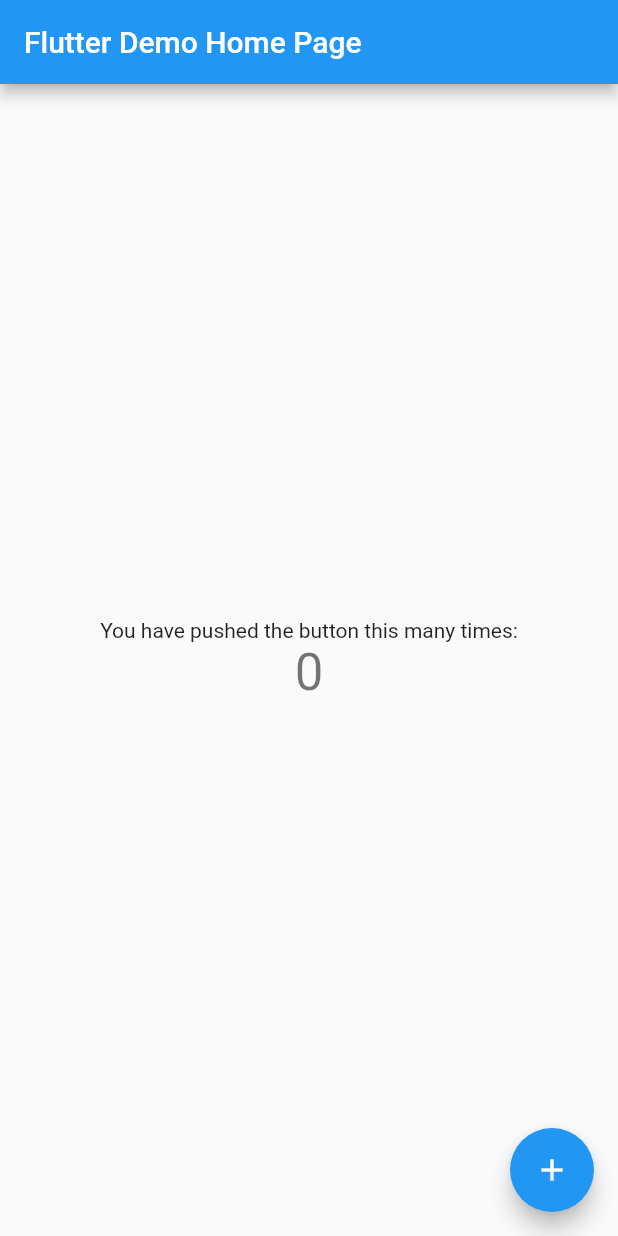
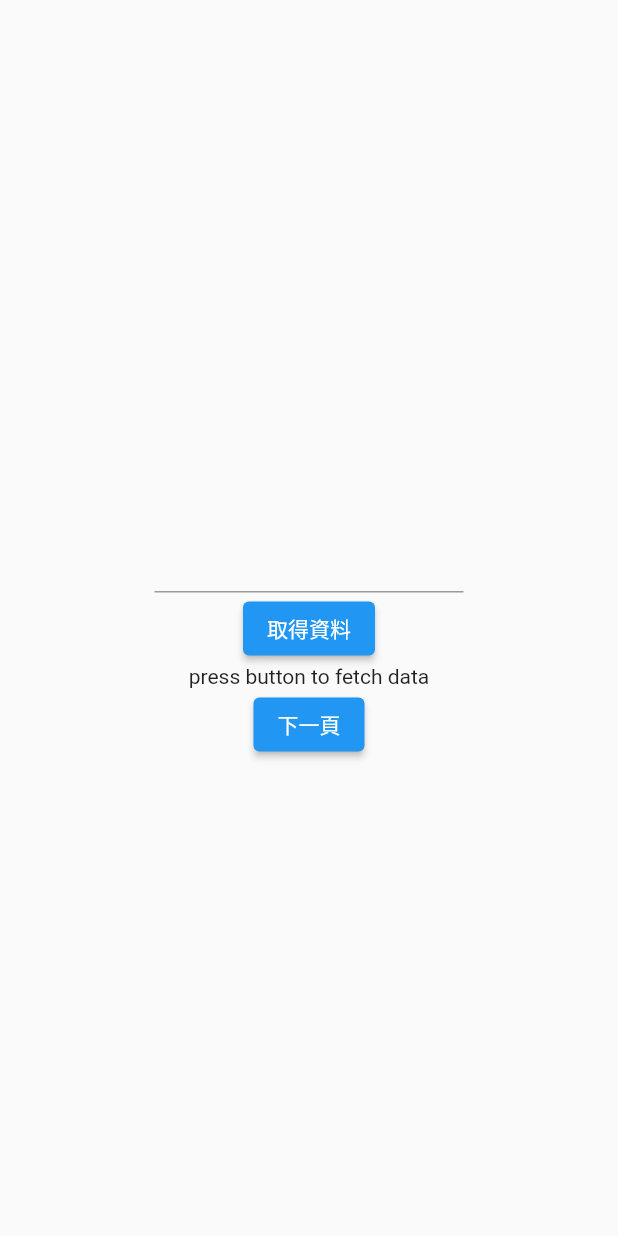
Before and after one commit to Ignacio1110/flutter-network-example, a Flutter app: the screen it shows after launch, on a phone screen of 412 x 824 dp. Run offline on Flutter 3.47's test engine with Material 2 defaults, Android fonts, the phone set to English and light mode, and no system bars; our stand-ins replace dio, flutter_riverpod, logger, retrofit; generated files the repository leaves out were written again.

Commit message:
feat( use river_pod)

```diff
--- /dev/null
+++ b/lib/api/student.dart
@@ -0,0 +1,22 @@
+import 'package:json_annotation/json_annotation.dart';
+
+part 'student.g.dart';
+
+@JsonSerializable()
+class Student {
+  String? id;
+  String? name;
+  String? avatar;
+  String? createdAt;
+
+  Student({this.id, this.name, this.avatar, this.createdAt});
+
+  factory Student.fromJson(Map<String, dynamic> json) =>
+      _$StudentFromJson(json);
+  Map<String, dynamic> toJson() => _$StudentToJson(this);
+
+  @override
+  String toString() {
+    return "${this.toJson()}";
+  }
+}
--- a/lib/main.dart
+++ b/lib/main.dart
@@ -1,8 +1,19 @@
 import 'package:flutter/material.dart';
+import 'package:flutter_network_example/api/student.dart';
+import 'package:flutter_network_example/pages/sencond_page.dart';
+import 'package:flutter_riverpod/flutter_riverpod.dart';
+import 'package:logger/logger.dart';
+
+import 'pages/home_page.dart';
+
+final logger = Logger();
 
 void main() {
-  runApp(const MyApp());
+  runApp(const ProviderScope(child: MyApp()));
 }
+
+StateProvider<Student?> studentProvider = StateProvider((ref) => null);
+StateProvider<String> studentIdPovider = StateProvider((ref) => "");
 
 class MyApp extends StatelessWidget {
   const MyApp({Key? key}) : super(key: key);
@@ -13,103 +24,12 @@ class MyApp extends StatelessWidget {
     return MaterialApp(
       title: 'Flutter Demo',
       theme: ThemeData(
-        // This is the theme of your application.
-        //
-        // Try running your application with "flutter run". You'll see the
-        // application has a blue toolbar. Then, without quitting the app, try
-        // changing the primarySwatch below to Colors.green and then invoke
-        // "hot reload" (press "r" in the console where you ran "flutter run",
-        // or simply save your changes to "hot reload" in a Flutter IDE).
-        // Notice that the counter didn't reset back to zero; the application
-        // is not restarted.
         primarySwatch: Colors.blue,
       ),
-      home: const MyHomePage(title: 'Flutter Demo Home Page'),
+      home: const MyHomePage(),
+      routes: {
+        "/second_page": (ctx) => const SecondPage(),
+      },
     );
   }
 }
-
-class MyHomePage extends StatefulWidget {
-  const MyHomePage({Key? key, required this.title}) : super(key: key);
-
-  // This widget is the home page of your application. It is stateful, meaning
-  // that it has a State object (defined below) that contains fields that affect
-  // how it looks.
-
-  // This class is the configuration for the state. It holds the values (in this
-  // case the title) provided by the parent (in this case the App widget) and
-  // used by the build method of the State. Fields in a Widget subclass are
-  // always marked "final".
-
-  final String title;
-
-  @override
-  State<MyHomePage> createState() => _MyHomePageState();
-}
-
-class _MyHomePageState extends State<MyHomePage> {
-  int _counter = 0;
-
-  void _incrementCounter() {
-    setState(() {
-      // This call to setState tells the Flutter framework that something has
-      // changed in this State, which causes it to rerun the build method below
-      // so that the display can reflect the updated values. If we changed
-      // _counter without calling setState(), then the build method would not be
-      // called again, and so nothing would appear to happen.
-      _counter++;
-    });
-  }
-
-  @override
-  Widget build(BuildContext context) {
-    // This method is rerun every time setState is called, for instance as done
-    // by the _incrementCounter method above.
-    //
-    // The Flutter framework has been optimized to make rerunning build methods
-    // fast, so that you can just rebuild anything that needs updating rather
-    // than having to individually change instances of widgets.
-    return Scaffold(
-      appBar: AppBar(
-        // Here we take the value from the MyHomePage object that was created by
-        // the App.build method, and use it to set our appbar title.
-        title: Text(widget.title),
-      ),
-      body: Center(
-        // Center is a layout widget. It takes a single child and positions it
-        // in the middle of the parent.
-        child: Column(
-          // Column is also a layout widget. It takes a list of children and
-          // arranges them vertically. By default, it sizes itself to fit its
-          // children horizontally, and tries to be as tall as its parent.
-          //
-          // Invoke "debug painting" (press "p" in the console, choose the
-          // "Toggle Debug Paint" action from the Flutter Inspector in Android
-          // Studio, or the "Toggle Debug Paint" command in Visual Studio Code)
-          // to see the wireframe for each widget.
-          //
-          // Column has various properties to control how it sizes itself and
-          // how it positions its children. Here we use mainAxisAlignment to
-          // center the children vertically; the main axis here is the vertical
-          // axis because Columns are vertical (the cross axis would be
-          // horizontal).
-          mainAxisAlignment: MainAxisAlignment.center,
-          children: <Widget>[
-            const Text(
-              'You have pushed the button this many times:',
-            ),
-            Text(
-              '$_counter',
-              style: Theme.of(context).textTheme.headline4,
-            ),
-          ],
-        ),
-      ),
-      floatingActionButton: FloatingActionButton(
-        onPressed: _incrementCounter,
-        tooltip: 'Increment',
-        child: const Icon(Icons.add),
-      ), // This trailing comma makes auto-formatting nicer for build methods.
-    );
-  }
-}
--- /dev/null
+++ b/lib/pages/home_page.dart
@@ -0,0 +1,75 @@
+import 'package:dio/dio.dart';
+import 'package:flutter/material.dart';
+import 'package:flutter_riverpod/flutter_riverpod.dart';
+
+import '../api/api_client.dart';
+import '../api/student.dart';
+import '../main.dart';
+import '../widgets/student_card.dart';
+
+class MyHomePage extends ConsumerWidget {
+  const MyHomePage({
+    Key? key,
+  }) : super(key: key);
+
+  //從雲端取得資料
+  void _fetchData(String studentId, WidgetRef ref) {
+    print("_fetchData for $studentId");
+    final dio = Dio(); // Provide a dio instance
+    dio.options.headers["Demo-Header"] =
+        "demo header"; // config your dio headers globally
+    final client = RestClient(dio);
+
+    client.getTasks().then((it) {
+      logger.i(it);
+      ref.read(studentProvider.state).state = Student(name: "fetched");
+    });
+  }
+
+  @override
+  Widget build(BuildContext context, WidgetRef ref) {
+    Student? student = ref.watch(studentProvider);
+
+    return Scaffold(
+      body: Center(
+        child: Column(
+          mainAxisAlignment: MainAxisAlignment.center,
+          children: <Widget>[
+            if (student != null)
+              Center(
+                child: StudenCard(
+                  student: student,
+                ),
+              ),
+            const SizedBox(
+              height: 30.0,
+            ),
+            Container(
+              width: MediaQuery.of(context).size.width * .5,
+              child: TextField(
+                onChanged: ((value) =>
+                    ref.read(studentIdPovider.state).state = value),
+              ),
+            ),
+            ElevatedButton(
+              onPressed: () {
+                final String studentId = ref.watch(studentIdPovider);
+                _fetchData(studentId, ref);
+              },
+              child: const Text("取得資料"),
+            ),
+            const Text(
+              'press button to fetch data',
+            ),
+            ElevatedButton(
+              onPressed: () {
+                Navigator.of(context).pushNamed("/second_page");
+              },
+              child: const Text("下一頁"),
+            ),
+          ],
+        ),
+      ), // This trailing comma makes auto-formatting nicer for build methods.
+    );
+  }
+}
```
Also changed, not shown: lib/pages/sencond_page.dart (added, +36 -0 lines), lib/widgets/student_card.dart (added, +32 -0 lines), lib/api/student.g.dart (added).
